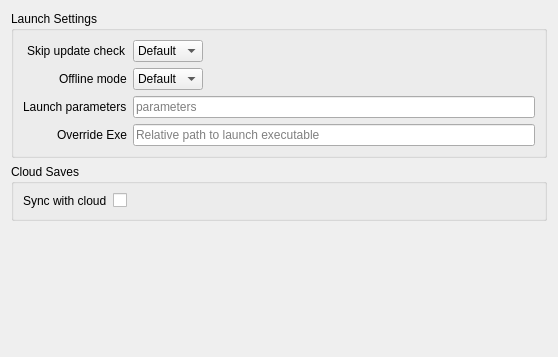
Above: rare/ui/components/tabs/games/game_info/game_settings.ui from RareDevs/Rare before the change. Below: the same form after it.
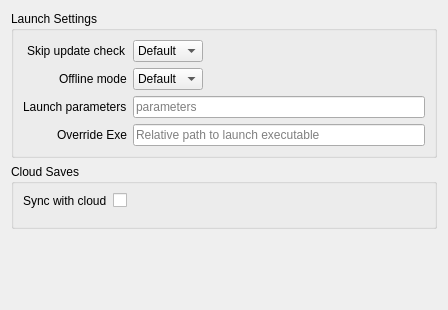
That is the form after the change.

The edit to the form file:
```diff
--- a/rare/ui/components/tabs/games/game_info/game_settings.ui
+++ b/rare/ui/components/tabs/games/game_info/game_settings.ui
@@ -6,8 +6,8 @@
    <rect>
     <x>0</x>
     <y>0</y>
-    <width>558</width>
-    <height>357</height>
+    <width>448</width>
+    <height>310</height>
    </rect>
   </property>
   <property name="windowTitle">
@@ -102,12 +102,6 @@
       </item>
       <item row="2" column="1">
        <widget class="QLineEdit" name="launch_params">
-        <property name="minimumSize">
-         <size>
-          <width>400</width>
-          <height>0</height>
-         </size>
-        </property>
         <property name="placeholderText">
          <string>parameters</string>
         </property>
@@ -157,13 +151,7 @@
     </widget>
    </item>
    <item>
-    <widget class="QWidget" name="proton_placeholder" native="true">
-     <layout class="QFormLayout" name="proton_layout">
-      <property name="labelAlignment">
-       <set>Qt::AlignRight|Qt::AlignTrailing|Qt::AlignVCenter</set>
-      </property>
-     </layout>
-    </widget>
+    <layout class="QVBoxLayout" name="proton_layout"/>
    </item>
    <item>
     <widget class="QWidget" name="linux_settings_widget" native="true">
```
